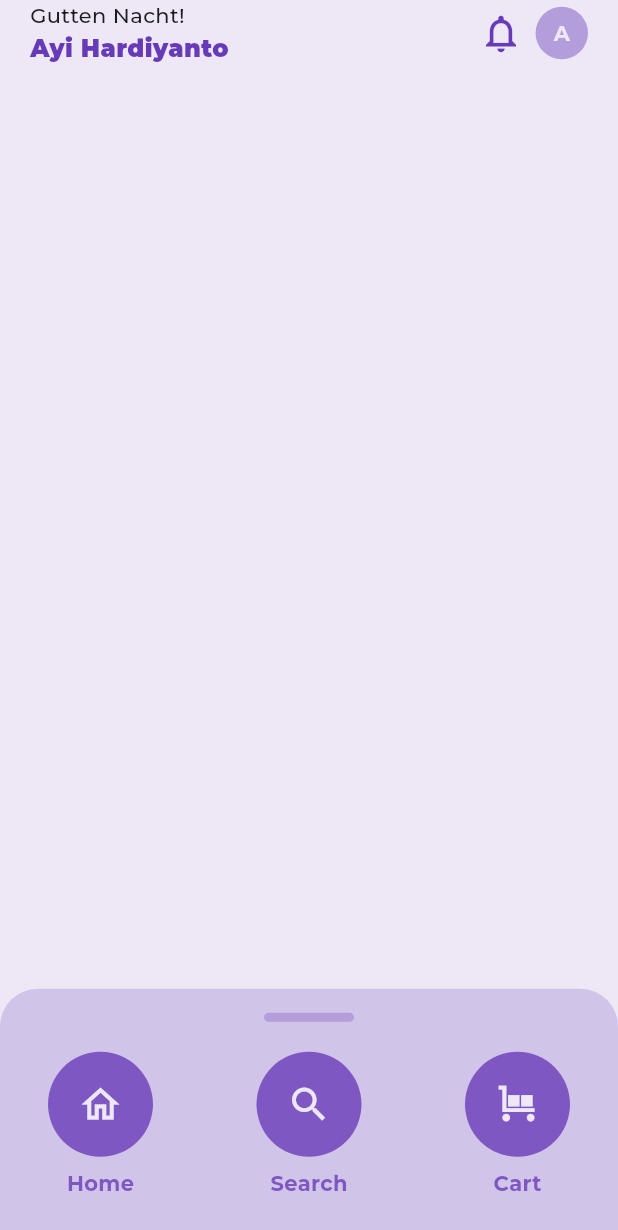
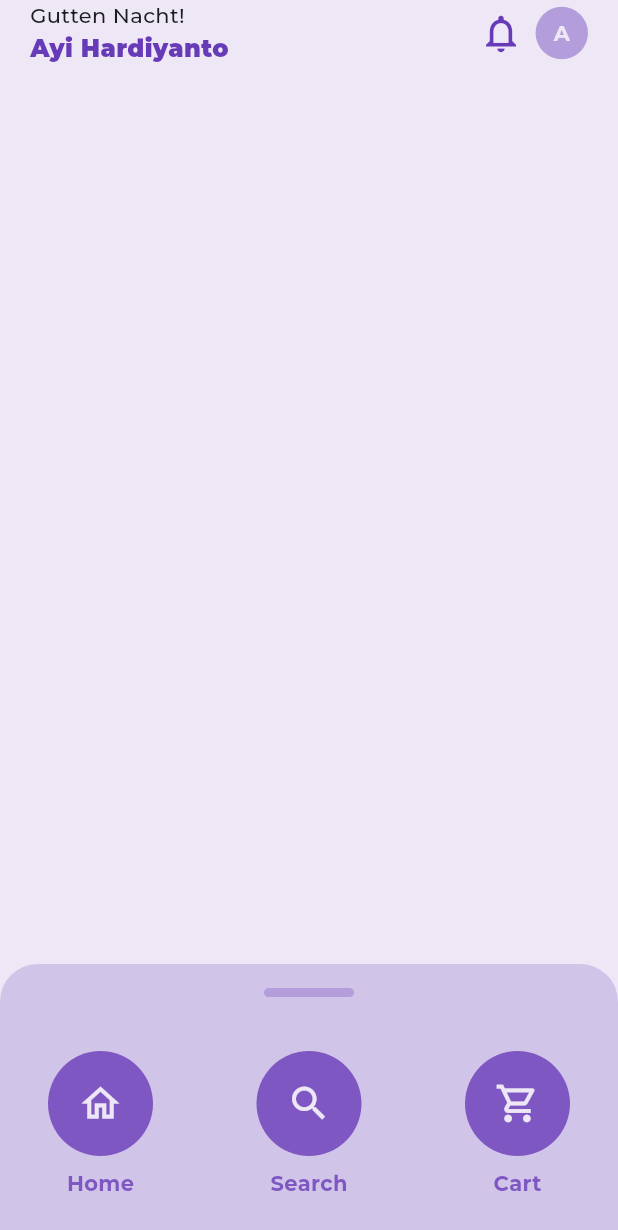
Before and after one commit to hardwhy/payung_teduh, a Flutter app: the HomeScreen screen opened by its route, on a phone screen of 412 x 824 dp. Shown: the top 1230 px of the screen. Run offline on Flutter 3.47's test engine with Material 3 defaults, Android fonts, the phone set to English and light mode, and no system bars; our stand-ins replace flutter_bloc, flutter_svg, shared_preferences; accounts and stored records are empty; project files that could hold a hidden picture were left out.

Commit message:
refactor: adjust menu name and icon

```diff
--- a/lib/presentation/screens/home/widgets/home_navigation.dart
+++ b/lib/presentation/screens/home/widgets/home_navigation.dart
@@ -13,8 +13,8 @@ class HomeNavigation extends StatelessWidget {
       expand: true,
       snap: true,
       maxChildSize: .6,
-      minChildSize: .2,
-      initialChildSize: .2,
+      minChildSize: .22,
+      initialChildSize: .22,
       builder: (context, scrollController) => Container(
         decoration: BoxDecoration(
           color: Colors.deepPurple[100],
@@ -27,7 +27,7 @@ class HomeNavigation extends StatelessWidget {
           mainAxisSize: MainAxisSize.min,
           children: [
             Container(
-              margin: const EdgeInsets.only(top: 16),
+              margin: const EdgeInsets.symmetric(vertical: 16),
               decoration: BoxDecoration(
                 color: Colors.deepPurple[200],
                 borderRadius: BorderRadius.circular(60),
@@ -56,38 +56,34 @@ class HomeNavigation extends StatelessWidget {
                     onTap: () {},
                   ),
                   MenuIcon(
-                    icon: Icons.trolley,
+                    icon: Icons.shopping_cart_outlined,
                     text: 'Cart',
                     onTap: () {},
                   ),
                   MenuIcon(
-                    icon: Icons.home_outlined,
-                    text: 'Home',
+                    icon: Icons.receipt_long_sharp,
+                    text: 'Transactions',
                     onTap: () {},
                   ),
                   MenuIcon(
-                    icon: Icons.search,
-                    text: 'Search',
+                    icon: Icons.confirmation_num_outlined,
+                    text: 'Voucher',
                     onTap: () {},
                   ),
                   MenuIcon(
-                    icon: Icons.trolley,
-                    text: 'Cart',
+                    icon: Icons.location_on_outlined,
+                    text: 'Address',
                     onTap: () {},
                   ),
                   MenuIcon(
-                    icon: Icons.home_outlined,
-                    text: 'Home',
+                    icon: Icons.people_outline,
+                    text: 'Connections',
                     onTap: () {},
                   ),
                   MenuIcon(
-                    icon: Icons.search,
-                    text: 'Search',
-                    onTap: () {},
-                  ),
-                  MenuIcon(
-                    icon: Icons.trolley,
-                    text: 'Cart',
+                    icon: Icons.more_horiz,
+                    backgroundColor: Colors.black26,
+                    text: 'More',
                     onTap: () {},
                   ),
                 ],
--- a/lib/presentation/widgets/src/menu_icon.dart
+++ b/lib/presentation/widgets/src/menu_icon.dart
@@ -7,11 +7,13 @@ import 'package:payung_teduh/presentation/widgets/src/ripple.dart';
 class MenuIcon extends StatelessWidget {
   final IconData icon;
   final String text;
+  final Color? backgroundColor;
   final VoidCallback? onTap;
   const MenuIcon({
     super.key,
     required this.icon,
     required this.text,
+    this.backgroundColor,
     this.onTap,
   });
 
@@ -26,7 +28,7 @@ class MenuIcon extends StatelessWidget {
           padding: const EdgeInsets.all(20),
           decoration: BoxDecoration(
             shape: BoxShape.circle,
-            color: Colors.deepPurple[400],
+            color: backgroundColor ?? Colors.deepPurple[400],
           ),
           child: Icon(
             icon,
```
